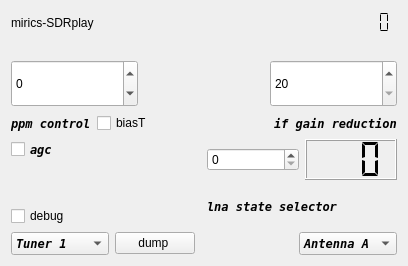
First picture: the form in src/devices/sdrplay-handler-v3/sdrplay-widget-v3.ui, repository tomneda/DABstar, before the edit.
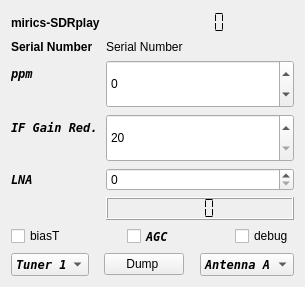
Second picture: the form after the edit.

Commit message: Refactor sdrplay-handler-v3

```diff
--- a/src/devices/sdrplay-handler-v3/sdrplay-widget-v3.ui
+++ b/src/devices/sdrplay-handler-v3/sdrplay-widget-v3.ui
@@ -6,8 +6,8 @@
    <rect>
     <x>0</x>
     <y>0</y>
-    <width>408</width>
-    <height>266</height>
+    <width>305</width>
+    <height>287</height>
    </rect>
   </property>
   <property name="sizePolicy">
@@ -21,28 +21,24 @@
   </property>
   <layout class="QVBoxLayout" name="verticalLayout_3">
    <item>
-    <layout class="QHBoxLayout" name="horizontalLayout_5">
+    <layout class="QHBoxLayout" name="horizontalLayout_5"/>
+   </item>
      <item>
+    <layout class="QFormLayout" name="formLayout">
+     <item row="0" column="0">
       <widget class="QLabel" name="deviceLabel">
+       <property name="font">
+        <font>
+         <weight>75</weight>
+         <bold>true</bold>
+        </font>
+       </property>
        <property name="text">
         <string>mirics-SDRplay</string>
        </property>
       </widget>
      </item>
-     <item>
-      <spacer name="horizontalSpacer_4">
-       <property name="orientation">
-        <enum>Qt::Horizontal</enum>
-       </property>
-       <property name="sizeHint" stdset="0">
-        <size>
-         <width>40</width>
-         <height>20</height>
-        </size>
-       </property>
-      </spacer>
-     </item>
-     <item>
+     <item row="0" column="1">
       <widget class="QLCDNumber" name="api_version">
        <property name="toolTip">
         <string>&lt;html&gt;&lt;head/&gt;&lt;body&gt;&lt;p&gt;Version of the SDRplay library detected.&lt;/p&gt;&lt;/body&gt;&lt;/html&gt;</string>
@@ -55,9 +51,7 @@
        </property>
       </widget>
      </item>
-    </layout>
-   </item>
-   <item>
+     <item row="1" column="1">
     <widget class="QLabel" name="serialNumber">
      <property name="sizePolicy">
       <sizepolicy hsizetype="Expanding" vsizetype="Preferred">
@@ -66,13 +60,26 @@
       </sizepolicy>
      </property>
      <property name="text">
-      <string/>
+        <string>Serial Number</string>
      </property>
     </widget>
    </item>
-   <item>
-    <layout class="QHBoxLayout" name="horizontalLayout_2">
-     <item>
+     <item row="2" column="0">
+      <widget class="QLabel" name="label">
+       <property name="font">
+        <font>
+         <family>DejaVu Sans Mono</family>
+         <weight>75</weight>
+         <italic>true</italic>
+         <bold>true</bold>
+        </font>
+       </property>
+       <property name="text">
+        <string>ppm</string>
+       </property>
+      </widget>
+     </item>
+     <item row="2" column="1">
       <widget class="QSpinBox" name="ppmControl">
        <property name="sizePolicy">
         <sizepolicy hsizetype="Expanding" vsizetype="Expanding">
@@ -91,20 +98,22 @@
        </property>
       </widget>
      </item>
-     <item>
-      <spacer name="horizontalSpacer">
-       <property name="orientation">
-        <enum>Qt::Horizontal</enum>
+     <item row="3" column="0">
+      <widget class="QLabel" name="gainsliderLabel">
+       <property name="font">
+        <font>
+         <family>DejaVu Sans Mono</family>
+         <weight>75</weight>
+         <italic>true</italic>
+         <bold>true</bold>
+        </font>
        </property>
-       <property name="sizeHint" stdset="0">
-        <size>
-         <width>40</width>
-         <height>20</height>
-        </size>
+       <property name="text">
+        <string>IF Gain Red.</string>
        </property>
-      </spacer>
+      </widget>
      </item>
-     <item>
+     <item row="3" column="1">
       <widget class="QSpinBox" name="GRdBSelector">
        <property name="sizePolicy">
         <sizepolicy hsizetype="Expanding" vsizetype="Expanding">
@@ -120,25 +129,67 @@
        </property>
       </widget>
      </item>
+     <item row="5" column="0">
+      <widget class="QLabel" name="label_2">
+       <property name="font">
+        <font>
+         <family>DejaVu Sans Mono</family>
+         <weight>75</weight>
+         <italic>true</italic>
+         <bold>true</bold>
+        </font>
+       </property>
+       <property name="text">
+        <string>LNA</string>
+       </property>
+      </widget>
+     </item>
+     <item row="5" column="1">
+      <widget class="QSpinBox" name="lnaGainSetting">
+       <property name="sizePolicy">
+        <sizepolicy hsizetype="Preferred" vsizetype="Fixed">
+         <horstretch>0</horstretch>
+         <verstretch>0</verstretch>
+        </sizepolicy>
+       </property>
+       <property name="toolTip">
+        <string>&lt;html&gt;&lt;head/&gt;&lt;body&gt;&lt;p&gt;Setting the lna state, determining the gain reduction applied in the lna.&lt;/p&gt;&lt;/body&gt;&lt;/html&gt;</string>
+       </property>
+      </widget>
+     </item>
+     <item row="6" column="1">
+      <widget class="QLCDNumber" name="lnaGRdBDisplay">
+       <property name="toolTip">
+        <string>&lt;html&gt;&lt;head/&gt;&lt;body&gt;&lt;p&gt;The display shows the gain reduction in the lna of the device.&lt;/p&gt;&lt;/body&gt;&lt;/html&gt;</string>
+       </property>
+       <property name="digitCount">
+        <number>3</number>
+       </property>
+       <property name="segmentStyle">
+        <enum>QLCDNumber::Flat</enum>
+       </property>
+      </widget>
+     </item>
+     <item row="1" column="0">
+      <widget class="QLabel" name="label_3">
+       <property name="font">
+        <font>
+         <weight>75</weight>
+         <bold>true</bold>
+        </font>
+       </property>
+       <property name="text">
+        <string>Serial Number</string>
+       </property>
+      </widget>
+     </item>
     </layout>
    </item>
+   <item>
+    <layout class="QHBoxLayout" name="horizontalLayout_2"/>
+   </item>
    <item>
     <layout class="QHBoxLayout" name="horizontalLayout_4">
-     <item>
-      <widget class="QLabel" name="label">
-       <property name="font">
-        <font>
-         <family>DejaVu Sans Mono</family>
-         <weight>75</weight>
-         <italic>true</italic>
-         <bold>true</bold>
-        </font>
-       </property>
-       <property name="text">
-        <string>ppm control</string>
-       </property>
-      </widget>
-     </item>
      <item>
       <widget class="QCheckBox" name="biasT_selector">
        <property name="text">
@@ -160,27 +211,6 @@
       </spacer>
      </item>
      <item>
-      <widget class="QLabel" name="gainsliderLabel">
-       <property name="font">
-        <font>
-         <family>DejaVu Sans Mono</family>
-         <weight>75</weight>
-         <italic>true</italic>
-         <bold>true</bold>
-        </font>
-       </property>
-       <property name="text">
-        <string>if gain reduction</string>
-       </property>
-      </widget>
-     </item>
-    </layout>
-   </item>
-   <item>
-    <layout class="QHBoxLayout" name="horizontalLayout_6">
-     <item>
-      <layout class="QVBoxLayout" name="verticalLayout">
-       <item>
         <widget class="QCheckBox" name="agcControl">
          <property name="font">
           <font>
@@ -194,19 +224,19 @@
           <string>&lt;html&gt;&lt;head/&gt;&lt;body&gt;&lt;p&gt;Touch to switch on automatic gain control - based on the setting of the lnastate and the ifgain.&lt;/p&gt;&lt;p&gt;If switched on, the lnastate switch and the ifgain slider are switched off&lt;/p&gt;&lt;/body&gt;&lt;/html&gt;</string>
          </property>
          <property name="text">
-          <string>agc</string>
+        <string>AGC</string>
          </property>
         </widget>
        </item>
        <item>
-        <spacer name="verticalSpacer">
+      <spacer name="horizontalSpacer_2">
          <property name="orientation">
-          <enum>Qt::Vertical</enum>
+        <enum>Qt::Horizontal</enum>
          </property>
          <property name="sizeHint" stdset="0">
           <size>
-           <width>20</width>
-           <height>40</height>
+         <width>40</width>
+         <height>20</height>
           </size>
          </property>
         </spacer>
@@ -221,53 +251,12 @@
       </layout>
      </item>
      <item>
-      <layout class="QVBoxLayout" name="verticalLayout_2">
+    <layout class="QHBoxLayout" name="horizontalLayout_6">
        <item>
-        <layout class="QHBoxLayout" name="horizontalLayout_3">
-         <item>
-          <widget class="QSpinBox" name="lnaGainSetting">
-           <property name="sizePolicy">
-            <sizepolicy hsizetype="Preferred" vsizetype="Fixed">
-             <horstretch>0</horstretch>
-             <verstretch>0</verstretch>
-            </sizepolicy>
-           </property>
-           <property name="toolTip">
-            <string>&lt;html&gt;&lt;head/&gt;&lt;body&gt;&lt;p&gt;Setting the lna state, determining the gain reduction applied in the lna.&lt;/p&gt;&lt;/body&gt;&lt;/html&gt;</string>
-           </property>
-          </widget>
+      <layout class="QVBoxLayout" name="verticalLayout"/>
          </item>
          <item>
-          <widget class="QLCDNumber" name="lnaGRdBDisplay">
-           <property name="toolTip">
-            <string>&lt;html&gt;&lt;head/&gt;&lt;body&gt;&lt;p&gt;The display shows the gain reduction in the lna of the device.&lt;/p&gt;&lt;/body&gt;&lt;/html&gt;</string>
-           </property>
-           <property name="digitCount">
-            <number>3</number>
-           </property>
-           <property name="segmentStyle">
-            <enum>QLCDNumber::Flat</enum>
-           </property>
-          </widget>
-         </item>
-        </layout>
-       </item>
-       <item>
-        <widget class="QLabel" name="label_2">
-         <property name="font">
-          <font>
-           <family>DejaVu Sans Mono</family>
-           <weight>75</weight>
-           <italic>true</italic>
-           <bold>true</bold>
-          </font>
-         </property>
-         <property name="text">
-          <string>lna state selector</string>
-         </property>
-        </widget>
-       </item>
-      </layout>
+      <layout class="QVBoxLayout" name="verticalLayout_2"/>
      </item>
     </layout>
    </item>
@@ -304,15 +293,28 @@
        </item>
       </widget>
      </item>
+     <item>
+      <spacer name="horizontalSpacer_4">
+       <property name="orientation">
+        <enum>Qt::Horizontal</enum>
+       </property>
+       <property name="sizeHint" stdset="0">
+        <size>
+         <width>40</width>
+         <height>20</height>
+        </size>
+       </property>
+      </spacer>
+     </item>
      <item>
       <widget class="QPushButton" name="dumpButton">
        <property name="text">
-        <string>dump </string>
+        <string>Dump </string>
        </property>
       </widget>
      </item>
      <item>
-      <spacer name="horizontalSpacer_2">
+      <spacer name="horizontalSpacer">
        <property name="orientation">
         <enum>Qt::Horizontal</enum>
        </property>
```
Lines whose indentation alone changed are shown as unchanged. The commit also changes 2 other files.
